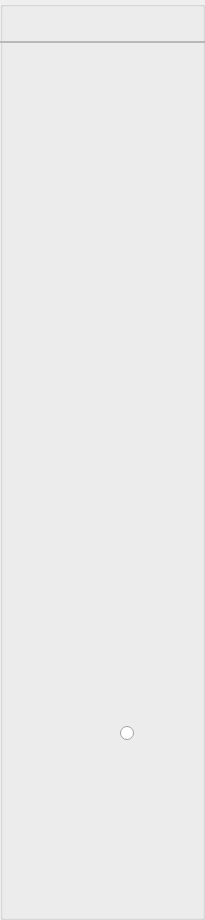
First picture: the form in UI/gbs/naviWidgets/GBSNaviSetting.ui, repository huangjingpei/myobs, before the edit.
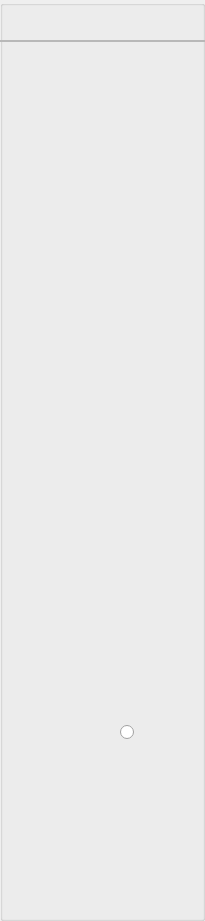
Second picture: the form after the edit.

Commit message: add hori&vert navi button style by figma.

What changed in the file:
```diff
--- a/UI/gbs/naviWidgets/GBSNaviSetting.ui
+++ b/UI/gbs/naviWidgets/GBSNaviSetting.ui
@@ -7,7 +7,7 @@
     <x>0</x>
     <y>0</y>
     <width>205</width>
-    <height>920</height>
+    <height>921</height>
    </rect>
   </property>
   <property name="windowTitle">
@@ -17,9 +17,9 @@
    <property name="geometry">
     <rect>
      <x>0</x>
-     <y>1</y>
+     <y>0</y>
      <width>205</width>
-     <height>919</height>
+     <height>921</height>
     </rect>
    </property>
    <property name="title">
@@ -103,9 +103,9 @@
    <widget class="QLabel" name="lblNaviTitle">
     <property name="geometry">
      <rect>
-      <x>70</x>
+      <x>4</x>
       <y>10</y>
-      <width>65</width>
+      <width>201</width>
       <height>24</height>
      </rect>
     </property>
```
The commit also changes 22 other files.
